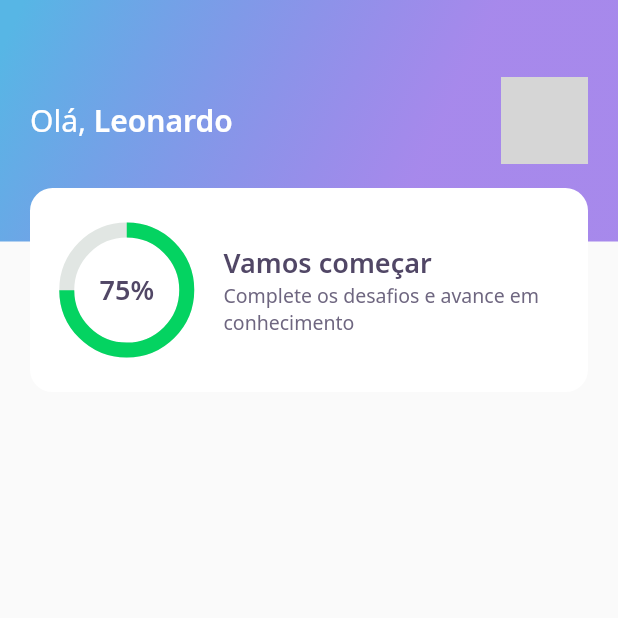
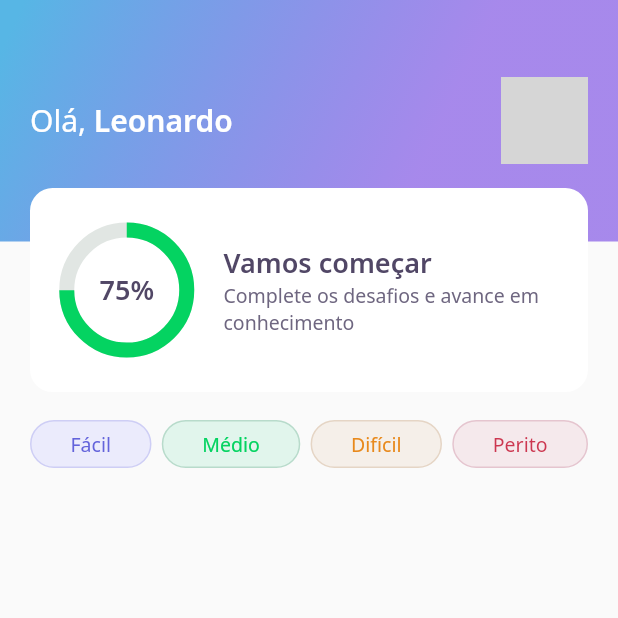
Before and after one commit to leosouza-dev/devquiz, a Flutter app: the screen it shows after launch, on a phone screen of 412 x 824 dp, the top half of it. Run offline on Flutter 3.47's test engine with Material 2 defaults, Android fonts, the phone set to English and light mode, and no system bars; our stand-ins replace google_fonts; network calls fail; grey boxes are pictures that could not be loaded.

Commit message:
Criando o widget levelButton e colocando na home

```diff
--- a/lib/home/home_page.dart
+++ b/lib/home/home_page.dart
@@ -1,4 +1,5 @@
 import 'package:DevQuiz/home/widgets/appbar/app_bar_widget.dart';
+import 'package:DevQuiz/home/widgets/level_button/level_button_widget.dart';
 import 'package:flutter/material.dart';
 
 class HomePage extends StatefulWidget {
@@ -13,6 +14,18 @@ class _HomePageState extends State<HomePage> {
   Widget build(BuildContext context) {
     return Scaffold(
       appBar: AppBarWidget(),
+      body: Padding(
+        padding: const EdgeInsets.symmetric(horizontal: 20, vertical: 30),
+        child: Row(
+          mainAxisAlignment: MainAxisAlignment.spaceBetween,
+          children: [
+            LevelButtonWidget(label: "Fácil"),
+            LevelButtonWidget(label: "Médio"),
+            LevelButtonWidget(label: "Difícil"),
+            LevelButtonWidget(label: "Perito"),
+          ],
+        ),
+      ),
     );
   }
 }
--- /dev/null
+++ b/lib/home/widgets/level_button/level_button_widget.dart
@@ -0,0 +1,62 @@
+import 'package:DevQuiz/core/core.dart';
+import 'package:flutter/material.dart';
+import 'package:google_fonts/google_fonts.dart';
+
+class LevelButtonWidget extends StatelessWidget {
+  final String label;
+
+  LevelButtonWidget({Key? key, required this.label,
+  }) : assert(["Fácil", "Médio", "Difícil", "Perito"].contains(label)), super(key: key);
+
+  final config = {
+    "Fácil": {
+      "color": AppColors.levelButtonFacil,
+      "borderColor": AppColors.levelButtonBorderFacil,
+      "fontColor": AppColors.levelButtonTextFacil,
+    },
+    "Médio": {
+      "color": AppColors.levelButtonMedio,
+      "borderColor": AppColors.levelButtonBorderMedio,
+      "fontColor": AppColors.levelButtonTextMedio,
+    },
+    "Difícil": {
+      "color": AppColors.levelButtonDificil,
+      "borderColor": AppColors.levelButtonBorderDificil,
+      "fontColor": AppColors.levelButtonTextDificil,
+    },
+    "Perito": {
+      "color": AppColors.levelButtonPerito,
+      "borderColor": AppColors.levelButtonBorderPerito,
+      "fontColor": AppColors.levelButtonTextPerito,
+    },
+  };
+
+  Color get color => config[label]!['color']!;
+  Color get borderColor => config[label]!['borderColor']!;
+  Color get fontColor => config[label]!['fontColor']!;
+
+  @override
+  Widget build(BuildContext context) {
+    return Container(
+      decoration: BoxDecoration(
+        color: color,
+        border: Border.fromBorderSide(
+          BorderSide(
+            color: borderColor
+          )
+        ),
+        borderRadius: BorderRadius.circular(28)
+      ),
+      child: Padding(
+        padding: const EdgeInsets.symmetric(horizontal: 26, vertical: 6),
+        child: Text(
+          label,
+          style: GoogleFonts.notoSans(
+            color: fontColor,
+            fontSize: 13,
+          ),
+        ),
+      ),
+    );
+  }
+}
```
